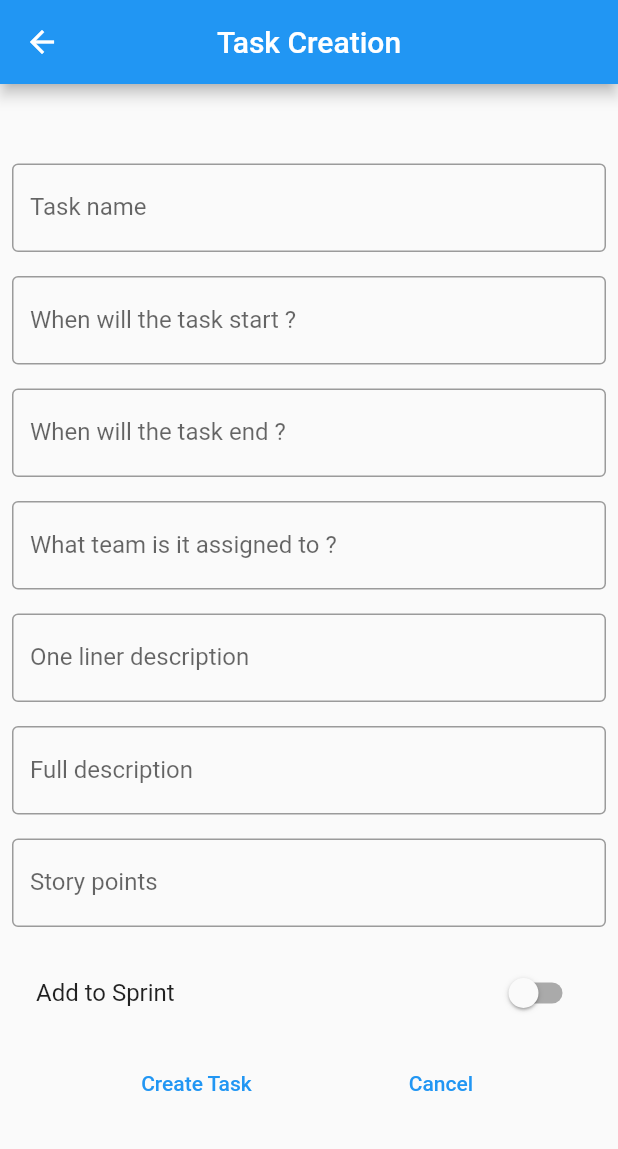
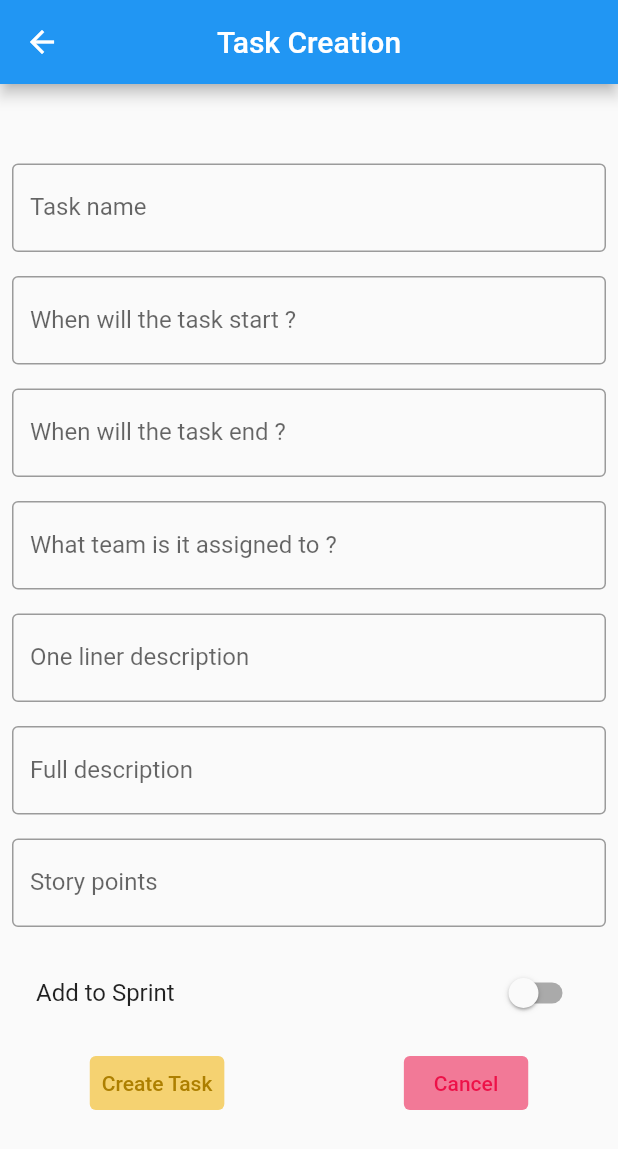
Before and after one commit to cogluca/loops_flutter, a Flutter app: the TaskviewView screen opened by its route, on a phone screen of 412 x 824 dp. Shown: the top 1149 px of the screen. Run offline on Flutter 3.47's test engine with Material 2 defaults, Android fonts, the phone set to English and light mode, and no system bars; our stand-ins replace cloud_firestore, firebase_auth, firebase_core, fl_chart, get, get_storage and 2 more; missing offline and left inert: googleapis; accounts and stored records are empty; generated files the repository leaves out were written again; statements that could not run were skipped.

Commit message:
Refactoring style: button coloring across views

```diff
--- a/lib/main.dart
+++ b/lib/main.dart
@@ -53,6 +53,7 @@ class MyApp extends StatelessWidget {
     return GetMaterialApp(
       title: 'Loops',
       theme: ThemeData(
+        buttonColor: const Color(0xFFcc9a02),
         // This is the theme of your application.
         //
         // Try running your application with "flutter run". You'll see the
--- a/lib/presentation/backlog/views/taskview_view.dart
+++ b/lib/presentation/backlog/views/taskview_view.dart
@@ -13,12 +13,12 @@ class TaskviewView extends GetView<BacklogController> {
           title: const Text('Task Creation'),
           centerTitle: true,
         ),
-        body: SingleChildScrollView(child: Container(
+        body: SingleChildScrollView(
+            child: Container(
                 padding: EdgeInsets.only(
                     top: 10,
-          bottom: MediaQuery.of(context).viewInsets.bottom + 10
-        )
-        ,child: Column(
+                    bottom: MediaQuery.of(context).viewInsets.bottom + 10),
+                child: Column(
                   children: [
                     const Padding(padding: EdgeInsets.only(top: 35)),
                     Container(
@@ -135,24 +135,27 @@ class TaskviewView extends GetView<BacklogController> {
                       child: Obx(() => Center(
                               child: SwitchListTile(
                             onChanged: (bool value) {
-                      String currentSprintId =
-                          Get.find<GetStorage>().read('currentProjectSprintId');
+                              String currentSprintId = Get.find<GetStorage>()
+                                  .read('currentProjectSprintId');
                               if (currentSprintId.isEmpty) {
                                 controller.assignToSprintState.value = false;
                                 showDialog(
                                     context: context,
                                     builder: (BuildContext contextOfDialog) {
                                       return AlertDialog(
-                                title: const Text('Ops! No active sprint'),
+                                        title:
+                                            const Text('Ops! No active sprint'),
                                         content: Column(
                                           mainAxisSize: MainAxisSize.min,
                                           children: [
                                             const Text(
                                                 'You should first active a Sprint in the project overview section and then come back'),
                                             TextButton(
-                                        onPressed: () =>
-                                            Navigator.of(contextOfDialog).pop(),
-                                        child: const Text('I understand'))
+                                                onPressed: () => Navigator.of(
+                                                        contextOfDialog)
+                                                    .pop(),
+                                                child:
+                                                    const Text('I understand'))
                                           ],
                                         ),
                                       );
@@ -173,12 +176,28 @@ class TaskviewView extends GetView<BacklogController> {
                                   controller.saveNewlyCreatedTask(),
                                   Navigator.pop(context)
                                 },
-                    child: const Text('Create Task')),
+                            child: const Text(
+                              'Create Task',
+                              style: TextStyle(
+                                color: Color(0xFFad7f00),
+                              ),
+                            ),
+                            style: TextButton.styleFrom(
+                                backgroundColor: const Color(0xFFf5d271))),
                         TextButton(
                             onPressed: () => {Navigator.pop(context)},
-                    child: const Text('Cancel'))
+                            child: const Text('Cancel', style: TextStyle(
+                              color: Color(0xFFed1148),
+                            ),
+                            ),
+                            style: TextButton.styleFrom(
+                             padding: const EdgeInsets.only(
+                               left: 20,
+                               right: 20
+                             ),
+                                backgroundColor: const Color(0xFFf27997)))
                       ],
-              mainAxisAlignment: MainAxisAlignment.spaceEvenly,
+                      mainAxisAlignment: MainAxisAlignment.spaceAround,
                     )
                   ],
                 ))));
```
Also changed, not shown: lib/presentation/general_components/task_creation_dialog.dart (+27 -16 lines), lib/presentation/project_overview/components/meet_dialog.dart (+5 -2 lines), lib/presentation/project_overview/components/portrait_mode_view.dart (+16 -6 lines). Lines whose indentation alone changed are shown as unchanged.
